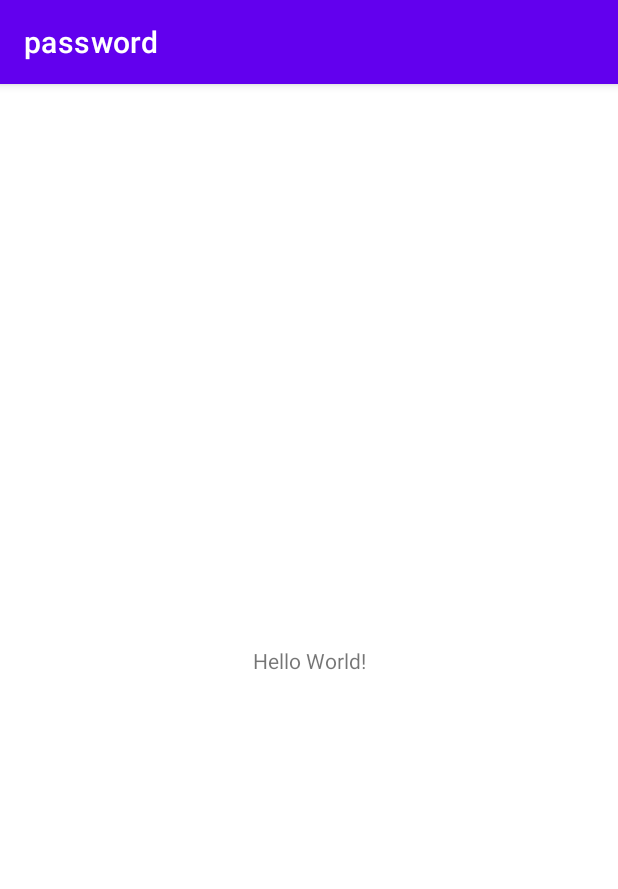
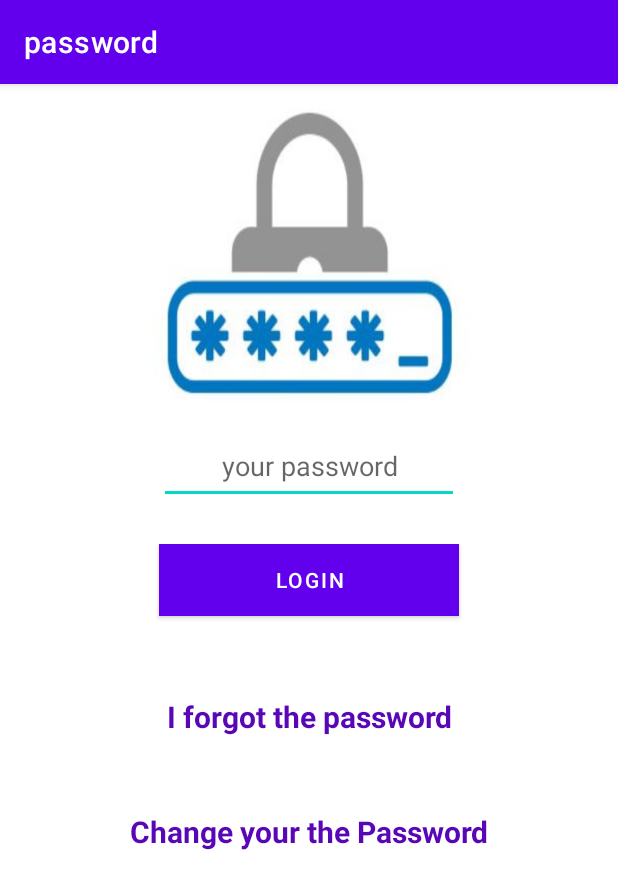
Before and after one commit to NARI1108/Password, an Android app: the screen it shows after launch (MainActivity), on a phone screen of 412 x 824 dp. Shown: the top 889 px of the screen. Run offline under Robolectric (Android 15) with nearby library versions, the light colour scheme and no system bars.

Commit message:
In this section, we have created views such as writing the text of the password(EditText), the login button(Button), the text of forgetting the password(TextView), each of which we have implemented in a main layer called Linear Liut, and given a weight value for each one. How much of the screen to cover.

```diff
--- a/app/src/main/res/layout/activity_main.xml
+++ b/app/src/main/res/layout/activity_main.xml
@@ -1,18 +1,76 @@
 <?xml version="1.0" encoding="utf-8"?>
-<androidx.constraintlayout.widget.ConstraintLayout xmlns:android="http://schemas.android.com/apk/res/android"
-    xmlns:app="http://schemas.android.com/apk/res-auto"
+<LinearLayout xmlns:android="http://schemas.android.com/apk/res/android"
+
     xmlns:tools="http://schemas.android.com/tools"
     android:layout_width="match_parent"
     android:layout_height="match_parent"
-    tools:context=".MainActivity">
-
-    <TextView
-        android:layout_width="wrap_content"
-        android:layout_height="wrap_content"
-        android:text="Hello World!"
-        app:layout_constraintBottom_toBottomOf="parent"
-        app:layout_constraintEnd_toEndOf="parent"
-        app:layout_constraintStart_toStartOf="parent"
-        app:layout_constraintTop_toTopOf="parent" />
-
-</androidx.constraintlayout.widget.ConstraintLayout>
+    tools:context=".MainActivity"
+    android:orientation="vertical"
+    android:background="@drawable/back1"
+    android:weightSum="10">
+    <LinearLayout
+        android:layout_width="match_parent"
+        android:layout_height="0dp"
+        android:layout_weight="3">
+    </LinearLayout>
+    <LinearLayout
+        android:layout_width="match_parent"
+        android:layout_height="0dp"
+        android:layout_weight="1"
+        android:orientation="vertical">
+        <EditText
+            android:id="@+id/edt_password"
+            android:layout_width="200dp"
+            android:layout_height="50dp"
+            android:hint="@string/your_password"
+            android:inputType="textPassword"
+            android:layout_gravity="center"
+            android:gravity="center"
+            android:textColor="@color/gray_dark"/>
+    </LinearLayout>
+    <LinearLayout
+        android:layout_width="match_parent"
+        android:layout_height="0dp"
+        android:layout_weight="1"
+        android:orientation="vertical">
+        <Button
+            android:id="@+id/btn_send"
+            android:layout_width="200dp"
+            android:layout_height="wrap_content"
+            android:text="@string/login"
+            android:layout_gravity="center"
+            android:gravity="center"
+            android:background="@color/lemon"/>
+    </LinearLayout>
+    <LinearLayout
+        android:layout_width="match_parent"
+        android:layout_height="0dp"
+        android:layout_weight="1">
+        <TextView
+            android:id="@+id/txt_forgotten"
+            android:layout_width="match_parent"
+            android:layout_height="wrap_content"
+            android:text="@string/forgotten"
+            android:layout_margin="10dp"
+            android:layout_gravity="center"
+            android:gravity="center"
+            android:textColor="@color/Purple"
+            android:textSize="20sp"
+            android:textStyle="bold"/>
+    </LinearLayout>
+    <LinearLayout
+        android:layout_width="match_parent"
+        android:layout_height="0dp"
+        android:layout_weight="1">
+        <TextView
+            android:id="@+id/txt_change"
+            android:layout_width="match_parent"
+            android:layout_height="wrap_content"
+            android:text="@string/change_password"
+            android:layout_gravity="center"
+            android:gravity="center"
+            android:textColor="@color/Purple"
+            android:textStyle="bold"
+            android:textSize="20sp"/>
+    </LinearLayout>
+</LinearLayout>
--- a/app/src/main/res/values/colors.xml
+++ b/app/src/main/res/values/colors.xml
@@ -7,4 +7,7 @@
     <color name="teal_700">#FF018786</color>
     <color name="black">#FF000000</color>
     <color name="white">#FFFFFFFF</color>
+    <color name="Purple">#5806b6</color>
+    <color name="gray_dark">#222</color>
+    <color name="lemon">#cde77d</color>
 </resources>
--- a/app/src/main/res/values/strings.xml
+++ b/app/src/main/res/values/strings.xml
@@ -1,3 +1,7 @@
 <resources>
     <string name="app_name">password</string>
+    <string name="your_password">your password</string>
+    <string name="login">Login</string>
+    <string name="forgotten">I forgot the password</string>
+    <string name="change_password">Change your the Password</string>
 </resources>
```
Also changed, not shown: app/src/main/res/drawable/back1.jpg (added).
